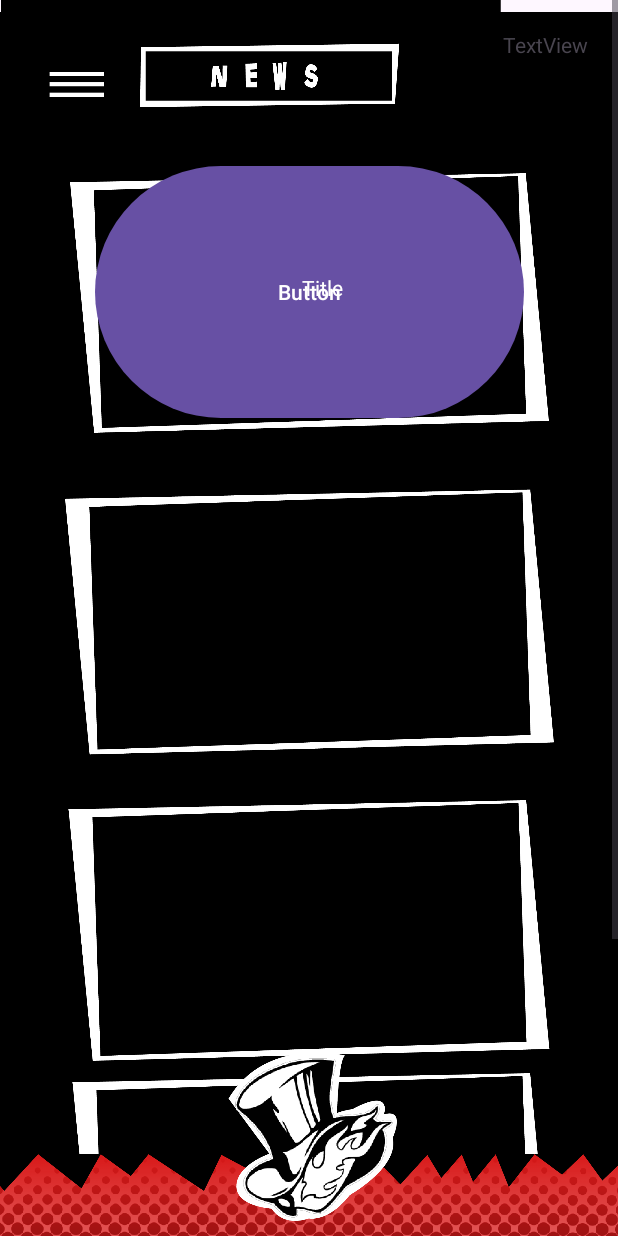
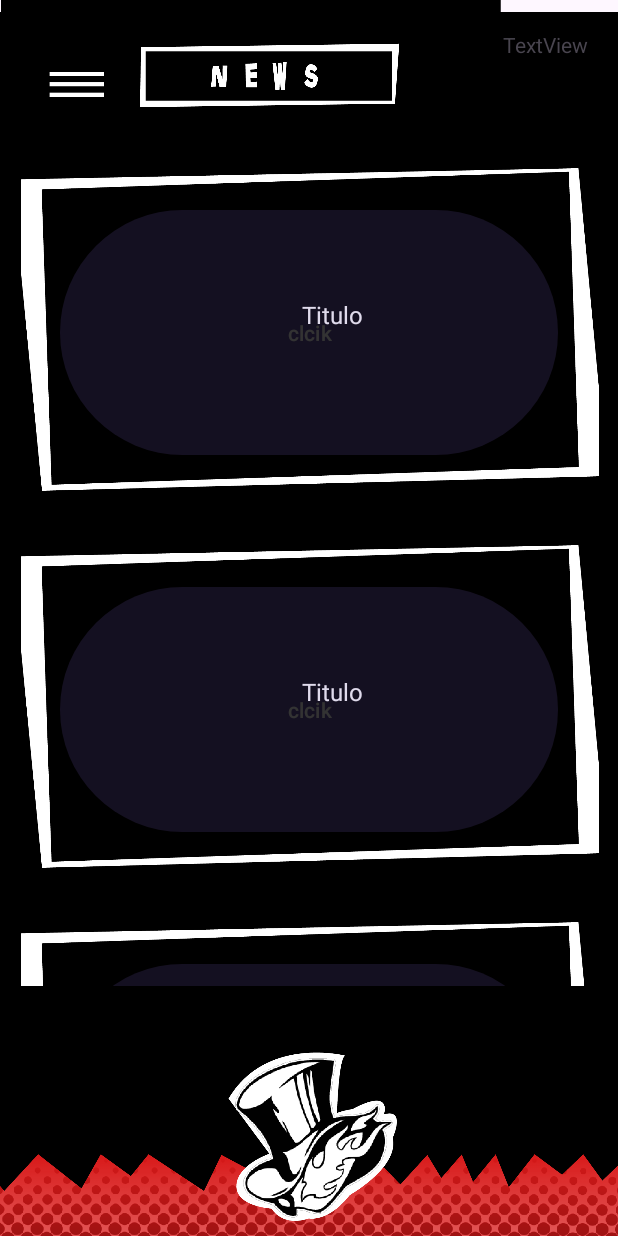
Before and after one commit to IvanLPDM/AA2_Android_persona_app, an Android app: the layout activity_init.xml on its own in the app's theme, with its tools: preview values and no code run, on a phone screen of 412 x 824 dp. Run offline under Robolectric (Android 15) with nearby library versions, the phone set to English and light mode, and no system bars.

Commit message:
Scena de news comleta
News generados automaticamente recibiendo los valores de la api.

```diff
--- a/app/src/main/java/com/example/persona_app/InitActivity.kt
+++ b/app/src/main/java/com/example/persona_app/InitActivity.kt
@@ -1,27 +1,24 @@
 package com.example.persona_app
 
+import NewsAdapter
+import NewsItem
 import NewsResponse
 import SteamApi
 import android.content.Context
 import android.content.Intent
-import android.content.SharedPreferences
 import android.net.Uri
 import androidx.appcompat.app.AppCompatActivity
 import android.view.View
 import android.widget.Button
-import android.widget.ImageView
 import android.os.Bundle
 import android.util.Log
-import android.widget.LinearLayout
 import android.widget.TextView
 import androidx.constraintlayout.widget.ConstraintLayout
+import androidx.recyclerview.widget.LinearLayoutManager
+import androidx.recyclerview.widget.RecyclerView
 import retrofit2.Call
 import retrofit2.Callback
 import retrofit2.Response
-import kotlinx.coroutines.launch
-import com.bumptech.glide.Glide
-import kotlinx.coroutines.CoroutineScope
-
 
 
 class InitActivity : AppCompatActivity() {
@@ -29,7 +26,6 @@ class InitActivity : AppCompatActivity() {
         super.onCreate(savedInstanceState)
         setContentView(R.layout.activity_init)
 
-        val steamApi = SteamApiService.retrofit.create(SteamApi::class.java)
 
 
         val showImageButton: Button = findViewById(R.id.menuOpen)
@@ -40,11 +36,17 @@ class InitActivity : AppCompatActivity() {
         val newsButton: Button = findViewById(R.id.news_button)
         val profileButton: Button = findViewById(R.id.Profile_Button)
 
-        //API too
-        val newsImageView: ImageView = findViewById(R.id.newsImageView)
-        val newTextView: TextView = findViewById(R.id.TitleNew)
-        val buttonNew: Button = findViewById(R.id.New)
-        var Url : String = ""
+        //API
+        val steamApi = SteamApiService.retrofit.create(SteamApi::class.java)
+
+        lateinit var newsRecyclerView: RecyclerView
+        lateinit var newsAdapter: NewsAdapter
+
+        newsRecyclerView = findViewById(R.id.newsRecyclerView)
+
+        // Configuración del RecyclerView
+        newsRecyclerView.layoutManager = LinearLayoutManager(this)
+
 
         //API NEWS
         try {//entramos en la api
@@ -54,12 +56,15 @@ class InitActivity : AppCompatActivity() {
                     if (response.isSuccessful) {
                         val newsItems = response.body()?.appnews?.newsitems
                         if (newsItems != null) {
-                            newsItems.forEach(){
-                            Log.d("SteamAPI_News", "Title: ${it.title}, " + "URL: ${it.url}, " + "URL Image: ${it.imageUrl}")
+                            //leemos todas las news que nos devuelve la api
+                            newsAdapter = NewsAdapter(this@InitActivity, newsItems) { url ->
 
-                                newTextView.setText(it.title)
-                                Url = it.url                            }
+                                // Abrimos la URL cuando se hace clic
+                                val intent = Intent(Intent.ACTION_VIEW, Uri.parse(url))
+                                startActivity(intent)
+                            }
 
+                            newsRecyclerView.adapter = newsAdapter
 
                         }
                     } else {
@@ -74,16 +79,7 @@ class InitActivity : AppCompatActivity() {
             Log.e("SteamAPI_Err", "Unexpected error: ${e.localizedMessage}")
         }
 
-            buttonNew.setOnClickListener {
-                val intent = Intent(Intent.ACTION_VIEW)
-                if (Url.isNotEmpty()) {
-                    intent.data = Uri.parse(Url)
-                } else {
-                    intent.data = Uri.parse("https://default-url.com")
-                }
 
-                startActivity(intent)
-            }
 
         //UI
         showImageButton.setOnClickListener {
@@ -129,7 +125,6 @@ class InitActivity : AppCompatActivity() {
 
 
 
-
     private fun setup(email:String)
     {
         val emailText: TextView = findViewById(R.id.emailTextView)
--- /dev/null
+++ b/app/src/main/java/com/example/persona_app/NewsAdapter.kt
@@ -0,0 +1,59 @@
+import android.content.Context
+import android.util.Log
+import android.view.LayoutInflater
+import android.view.View
+import android.view.ViewGroup
+import android.widget.ImageView
+import android.widget.TextView
+import androidx.recyclerview.widget.RecyclerView
+import com.bumptech.glide.Glide
+import com.example.persona_app.R
+import retrofit2.Callback
+
+
+class NewsAdapter(
+    private val context: Context,
+    private var newsList: List<NewsItem>,
+    private val onItemClicked: (String) -> Unit
+) : RecyclerView.Adapter<NewsAdapter.NewsViewHolder>() {
+
+    // ViewHolder para mantener las referencias a las vistas de cada item
+    inner class NewsViewHolder(itemView: View) : RecyclerView.ViewHolder(itemView) {
+        val titleTextView: TextView = itemView.findViewById(R.id.newsTitle)
+        val contentTextView: TextView = itemView.findViewById(R.id.openNewsButton)
+        val newsImageView: ImageView = itemView.findViewById(R.id.newsImage)
+    }
+
+    // Infla el diseño del item para el RecyclerView
+    override fun onCreateViewHolder(parent: ViewGroup, viewType: Int): NewsViewHolder {
+        val view = LayoutInflater.from(context).inflate(R.layout.news_item, parent, false)
+        return NewsViewHolder(view)
+    }
+
+    // Vincula los datos con las vistas de cada item
+    override fun onBindViewHolder(holder: NewsViewHolder, position: Int) {
+        val newsItem = newsList[position]
+
+        // Establecer el título, contenido y cargar la imagen desde la URL
+        holder.titleTextView.text = newsItem.title
+
+        if(newsItem.imageUrl != null)
+        {
+            Glide.with(context)
+                .load(newsItem.imageUrl)
+                .into(holder.newsImageView)
+        }
+
+
+        holder.contentTextView.setOnClickListener {
+            onItemClicked(newsItem.url)
+        }
+    }
+
+    override fun getItemCount(): Int = newsList.size
+
+    fun updateNews(newNewsList: List<NewsItem>) {
+        newsList = newNewsList
+        notifyDataSetChanged()
+    }
+}
--- a/app/src/main/res/layout/activity_init.xml
+++ b/app/src/main/res/layout/activity_init.xml
@@ -7,8 +7,7 @@
     android:layout_height="match_parent"
     tools:context=".InitActivity">
 
-
-
+    <!-- Fondo negro (ya existente) -->
     <ImageView
         android:id="@+id/Black"
         android:layout_width="785dp"
@@ -22,100 +21,21 @@
         app:srcCompat="@mipmap/black"
         tools:visibility="visible" />
 
-    <ScrollView
-        android:id="@+id/scrollView"
-        android:layout_width="0dp"
-        android:layout_height="0dp"
-        app:layout_constraintBottom_toBottomOf="parent"
+    <!-- RecyclerView para las noticias -->
+
+    <!-- Otros elementos existentes -->
+
+    <androidx.recyclerview.widget.RecyclerView
+        android:id="@+id/newsRecyclerView"
+        android:layout_width="476dp"
+        android:layout_height="597dp"
+        android:layout_marginTop="76dp"
+        android:padding="16dp"
         app:layout_constraintEnd_toEndOf="parent"
+        app:layout_constraintHorizontal_bias="0.507"
         app:layout_constraintStart_toStartOf="parent"
-        app:layout_constraintTop_toTopOf="parent">
-
-
-
-        <androidx.constraintlayout.widget.ConstraintLayout
-            android:layout_width="match_parent"
-            android:layout_height="wrap_content">
-
-
-            <ImageView
-                android:id="@+id/newsImageView"
-                android:layout_width="319dp"
-                android:layout_height="204dp"
-                android:layout_marginTop="100dp"
-                app:layout_constraintEnd_toEndOf="parent"
-                app:layout_constraintStart_toStartOf="parent"
-                app:layout_constraintTop_toTopOf="parent"
-                app:srcCompat="@mipmap/newsscreen_box" />
-
-
-            <Button
-                android:id="@+id/New"
-                android:layout_width="286dp"
-                android:layout_height="176dp"
-                android:layout_marginBottom="29dp"
-                android:text="Button"
-                app:layout_constraintBottom_toTopOf="@+id/imageView5"
-                app:layout_constraintEnd_toEndOf="parent"
-                app:layout_constraintStart_toStartOf="parent" />
-
-            <TextView
-                android:id="@+id/TitleNew"
-                android:layout_width="236dp"
-                android:layout_height="40dp"
-                android:layout_marginBottom="90dp"
-                android:text="Title"
-                android:textAlignment="center"
-                android:textColor="#FFFFFF"
-                app:layout_constraintBottom_toTopOf="@+id/imageView5"
-                app:layout_constraintEnd_toEndOf="parent"
-                app:layout_constraintHorizontal_bias="0.548"
-                app:layout_constraintStart_toStartOf="parent" />
-
-            <ImageView
-                android:id="@+id/imageView5"
-                android:layout_width="326dp"
-                android:layout_height="205dp"
-                android:layout_marginTop="8dp"
-                app:layout_constraintEnd_toEndOf="parent"
-                app:layout_constraintStart_toStartOf="parent"
-                app:layout_constraintTop_toBottomOf="@+id/newsImageView"
-                app:srcCompat="@mipmap/newsscreen_box" />
-
-            <ImageView
-                android:id="@+id/imageView6"
-                android:layout_width="325dp"
-                android:layout_height="174dp"
-                android:layout_marginTop="16dp"
-                app:layout_constraintEnd_toEndOf="parent"
-                app:layout_constraintStart_toStartOf="parent"
-                app:layout_constraintTop_toBottomOf="@+id/imageView5"
-                app:srcCompat="@mipmap/newsscreen_box" />
-
-            <ImageView
-                android:id="@+id/imageView8"
-                android:layout_width="325dp"
-                android:layout_height="174dp"
-                android:layout_marginTop="8dp"
-                app:layout_constraintEnd_toEndOf="parent"
-                app:layout_constraintHorizontal_bias="0.534"
-                app:layout_constraintStart_toStartOf="parent"
-                app:layout_constraintTop_toBottomOf="@+id/imageView6"
-                app:srcCompat="@mipmap/newsscreen_box" />
-
-            <ImageView
-                android:id="@+id/imageView9"
-                android:layout_width="322dp"
-                android:layout_height="191dp"
-                android:layout_marginTop="4dp"
-                app:layout_constraintEnd_toEndOf="parent"
-                app:layout_constraintHorizontal_bias="0.534"
-                app:layout_constraintStart_toStartOf="parent"
-                app:layout_constraintTop_toBottomOf="@+id/imageView8"
-                app:srcCompat="@mipmap/newsscreen_box" />
-
-        </androidx.constraintlayout.widget.ConstraintLayout>
-    </ScrollView>
+        app:layout_constraintTop_toTopOf="parent"
+        tools:listitem="@layout/news_item" />
 
     <ImageView
         android:id="@+id/black"
@@ -218,74 +138,20 @@
             app:layout_constraintTop_toTopOf="parent" />
 
         <Button
-            android:id="@+id/Jokers_Armor_button"
+            android:id="@+id/Profile_Button"
             android:layout_width="147dp"
             android:layout_height="79dp"
             android:layout_marginStart="16dp"
-            android:layout_marginTop="24dp"
+            android:layout_marginTop="288dp"
             android:layout_marginEnd="53dp"
             android:alpha="0"
             android:text="Jokers_Armor"
             app:layout_constraintEnd_toEndOf="parent"
-            app:layout_constraintHorizontal_bias="0.23"
+            app:layout_constraintHorizontal_bias="0.139"
             app:layout_constraintStart_toStartOf="parent"
             app:layout_constraintTop_toBottomOf="@+id/news_button" />
 
-        <Button
-            android:id="@+id/Calendar_button"
-            android:layout_width="148dp"
-            android:layout_height="68dp"
-            android:layout_marginStart="36dp"
-            android:layout_marginTop="20dp"
-            android:alpha="0"
-            android:text="Calendar"
-            app:layout_constraintStart_toStartOf="parent"
-            app:layout_constraintTop_toBottomOf="@+id/Jokers_Armor_button" />
-
-        <Button
-            android:id="@+id/Daily_Chores_button"
-            android:layout_width="183dp"
-            android:layout_height="63dp"
-            android:layout_marginStart="24dp"
-            android:layout_marginTop="8dp"
-            android:alpha="0"
-            android:text="Daily_Chores"
-            app:layout_constraintStart_toStartOf="parent"
-            app:layout_constraintTop_toBottomOf="@+id/Calendar_button" />
-
-        <Button
-            android:id="@+id/Profile_Button"
-            android:layout_width="184dp"
-            android:layout_height="91dp"
-            android:layout_marginStart="20dp"
-            android:layout_marginTop="12dp"
-            android:alpha="0"
-            android:text="Confidant_Data"
-            app:layout_constraintStart_toStartOf="parent"
-            app:layout_constraintTop_toBottomOf="@+id/Daily_Chores_button" />
-
-        <Button
-            android:id="@+id/Quests_button"
-            android:layout_width="142dp"
-            android:layout_height="52dp"
-            android:layout_marginStart="40dp"
-            android:layout_marginTop="20dp"
-            android:alpha="0"
-            android:text="Quests"
-            app:layout_constraintStart_toStartOf="parent"
-            app:layout_constraintTop_toBottomOf="@+id/Profile_Button" />
-
-        <Button
-            android:id="@+id/Community_button"
-            android:layout_width="180dp"
-            android:layout_height="53dp"
-            android:layout_marginStart="20dp"
-            android:layout_marginTop="24dp"
-            android:alpha="0"
-            android:text="Community"
-            app:layout_constraintStart_toStartOf="parent"
-            app:layout_constraintTop_toBottomOf="@+id/Quests_button" />
+        <!-- Más botones existentes aquí -->
     </androidx.constraintlayout.widget.ConstraintLayout>
 
-
 </androidx.constraintlayout.widget.ConstraintLayout>
--- a/app/src/main/res/layout/news_item.xml
+++ b/app/src/main/res/layout/news_item.xml
@@ -10,33 +10,39 @@
 
     <ImageView
         android:id="@+id/newsImage"
-        android:layout_width="398dp"
-        android:layout_height="216dp"
+        android:layout_width="385dp"
+        android:layout_height="215dp"
         android:layout_marginTop="4dp"
         android:scaleType="centerCrop"
         app:layout_constraintEnd_toEndOf="parent"
         app:layout_constraintStart_toStartOf="parent"
-        app:layout_constraintTop_toTopOf="parent" />
+        app:layout_constraintTop_toTopOf="parent"
+        app:srcCompat="@mipmap/newsscreen_box" />
 
     <TextView
         android:id="@+id/newsTitle"
         android:layout_width="370dp"
         android:layout_height="42dp"
-        android:layout_marginTop="20dp"
         android:ellipsize="end"
         android:maxLines="2"
-        android:textColor="@android:color/black"
+        android:text="Titulo"
+        android:textAlignment="center"
+        android:textColor="@color/white"
         android:textSize="16sp"
+        app:layout_constraintBottom_toBottomOf="@+id/newsImage"
         app:layout_constraintEnd_toEndOf="parent"
-        app:layout_constraintHorizontal_bias="0.558"
+        app:layout_constraintHorizontal_bias="0.853"
         app:layout_constraintStart_toStartOf="parent"
-        app:layout_constraintTop_toBottomOf="@+id/newsImage" />
+        app:layout_constraintTop_toTopOf="@+id/newsImage" />
 
     <Button
         android:id="@+id/openNewsButton"
-        android:layout_width="382dp"
-        android:layout_height="217dp"
+        android:layout_width="332dp"
+        android:layout_height="171dp"
+        android:layout_marginTop="28dp"
+        android:alpha="0.2"
         app:layout_constraintEnd_toEndOf="parent"
+        app:layout_constraintHorizontal_bias="0.493"
         app:layout_constraintStart_toStartOf="parent"
         app:layout_constraintTop_toTopOf="parent"
         tools:text="clcik" />
```
Also changed, not shown: app/src/main/java/com/example/persona_app/SteamApiService.kt (line endings or trailing spaces).
